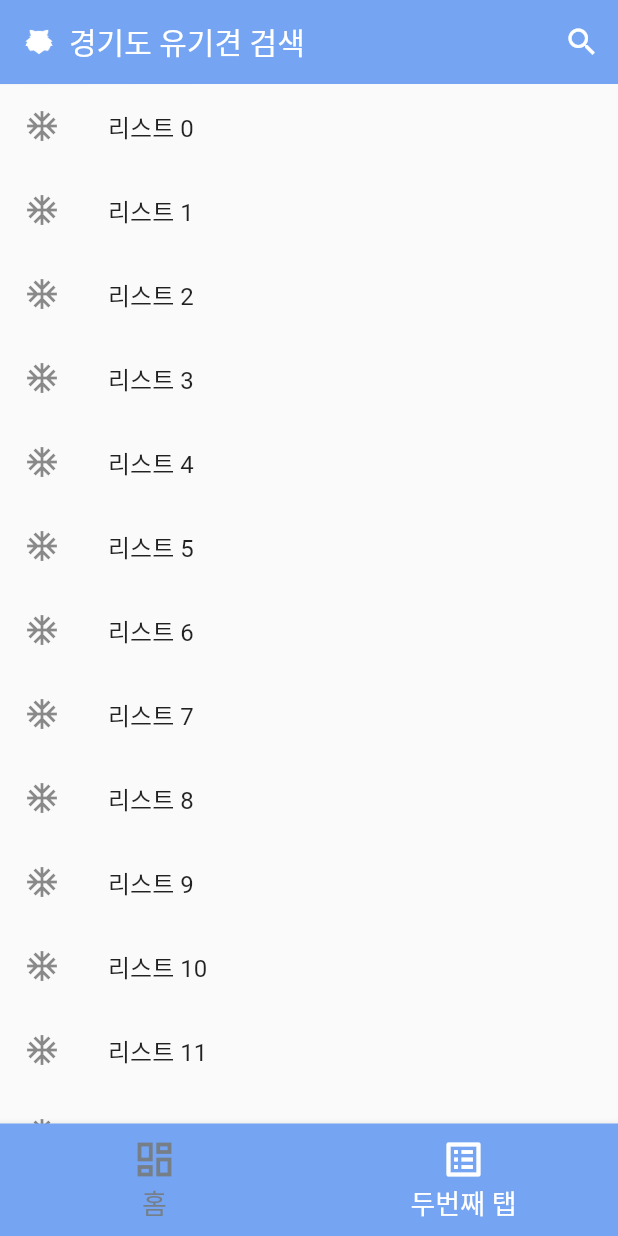
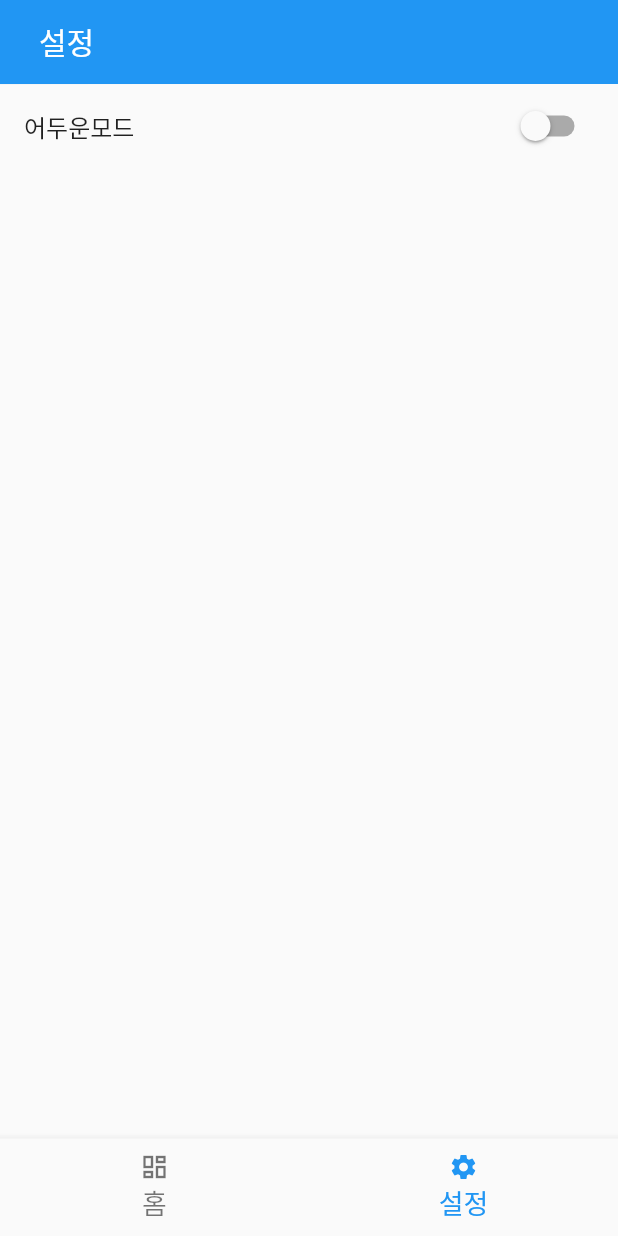
Before and after one commit to matebe12/animal_find_flutter, a Flutter app: the screen it shows after launch, item 2 of the bottom bar chosen, on a phone screen of 412 x 824 dp. Run offline on Flutter 3.47's test engine with Material 2 defaults, Android fonts, the phone set to English and light mode, and no system bars; our stand-ins replace dio, get, logger; missing offline and left inert: search_page; network calls fail; Roboto replaces fonts that are missing (NanumPen).

Commit message:
study 10al

```diff
--- a/lib/main.dart
+++ b/lib/main.dart
@@ -4,20 +4,22 @@ import 'package:get/get.dart';
 import 'package:flutter/material.dart';
 
 import 'view/FindScreen_GridView.dart';
-import 'view/FindScreen_ListView.dart';
+import 'view/Setting.dart';
 
 void main() {
   runApp(LayoutBuilder(
     builder: (context, constraints) {
       return GetMaterialApp(
+        debugShowCheckedModeBanner: false,
         home: Home(),
          getPages: [
         //   GetPage(name: '/find', page: () => FindScreen()),
         GetPage(name: '/readPage', page: () => FindRead()),
+        ],
+        theme: ThemeData.light(),
+        darkTheme: ThemeData.dark(),
+        title: '경기도 유기동물',
 
-        ],
-        theme: ThemeData(fontFamily: 'NanumPen'),
-        title: '경기도 유기동물',
       );
     },
   ));
@@ -29,7 +31,7 @@ class Home extends StatefulWidget {
 }
 
 class _HomeState extends State<Home>
-    with AutomaticKeepAliveClientMixin<Home> {
+    {
   List<Widget> _children = [
     FindScreenGridView(),
     FindScreenListView(),
@@ -45,7 +47,7 @@ class _HomeState extends State<Home>
   void dispose() {
     super.dispose();
   }
-
+  ///[changeMenu]  메뉴를 바꾼다. 인덱스와 현재 인덱스가 다를 경우에 큐에서 해당 인덱스를 지우고 마지막에 다시 추가한다.
   void changeMenu(int index) {
     if (index != currentIndex) {
       _navigationQueue.removeWhere((element) => element == index);
@@ -56,7 +58,7 @@ class _HomeState extends State<Home>
       print(_navigationQueue);
     }
   }
-
+  ///[_onWillPop] 뒤로가기를 누를시에 나타나는 이벤트 종료 할 것인지 한번 확인을 한다. 큐가 비어있을 때는 확인창. 큐에 데이터들이 남아있다면 마지막 인덱스부터 지운다.
   Future<bool> _onWillPop() async {
     //Navigator.of(context).pop();
     if (_navigationQueue.isEmpty) {
@@ -103,12 +105,7 @@ class _HomeState extends State<Home>
       bottomNavigationBar: Wrap(children: [
         WillPopScope(
           child: BottomNavigationBar(
-            backgroundColor: Color(0xFF74a4f2),
-            selectedLabelStyle: TextStyle(fontFamily: 'NanumPen'),
-            unselectedLabelStyle: TextStyle(fontFamily: 'NanumPen'),
             currentIndex: currentIndex,
-            selectedItemColor: Colors.white,
-            unselectedItemColor: Color(0xff767e88),
             type: BottomNavigationBarType.fixed,
             onTap: changeMenu,
             elevation: 5,
@@ -117,10 +114,9 @@ class _HomeState extends State<Home>
             unselectedFontSize: 18,
             items: [
               BottomNavigationBarItem(
-
-                  icon: Icon(Icons.dashboard_outlined), label: '홈', ),
+                  icon: Icon(Icons.dashboard_outlined, size: 20,), label: '홈',),
               BottomNavigationBarItem(
-                  icon: Icon(Icons.list_alt_outlined),label: '두번째 탭'),
+                  icon: Icon(Icons.settings, size: 20,),label: '설정'),
             ],
           ),
           onWillPop: _onWillPop,
@@ -128,8 +124,4 @@ class _HomeState extends State<Home>
       ]),
     );
   }
-
-  @override
-  // TODO: implement wantKeepAlive
-  bool get wantKeepAlive => true;
 }
--- a/lib/view/FindScreen_ListView.dart
+++ /dev/null
@@ -1,79 +0,0 @@
-import 'package:flutter/material.dart';
-import 'package:get/get.dart';
-
-class FindScreenListView extends StatefulWidget {
-  @override
-  _FindScreenListViewState createState() => _FindScreenListViewState();
-}
-
-class _FindScreenListViewState extends State<FindScreenListView> {
-  List<String> siList = [
-    '수원시',
-    '용인시',
-    '성남시',
-    '부천시',
-    '화성시',
-    '수원시',
-    '안산시',
-    '평택시',
-    '안양시',
-    '시흥시',
-    '김포시',
-    '광주시',
-    '광명시',
-    '군포시',
-    '하남시',
-    '오산시',
-    '이천시',
-    '안성시',
-    '의왕시',
-    '양평군',
-    '여주시',
-    '과천시',
-    '고양시',
-    '남양주시',
-    '파주시',
-    '의정부시',
-    '양주시',
-    '구리시',
-    '포천시',
-    '양평군',
-    '동두천시',
-    '가평군',
-    '연천군',
-    'tttt'
-  ];
-
-  @override
-  Widget build(BuildContext context) {
-    return Scaffold(
-        appBar: AppBar(
-          actions: [
-            IconButton(
-                icon: Icon(Icons.search_outlined),
-                onPressed: () {
-                  //showSearch(context: context, delegate: Search(siList));
-                })
-          ],
-          centerTitle: true,
-          title: Row(
-            children: [
-              ImageIcon(AssetImage('assets/icon/samoyed.png'),size: 20,),
-              SizedBox(width: 10,),
-              Text(
-                '경기도 유기견 검색',
-                style: TextStyle(fontFamily: 'NanumPen'),
-              ),
-            ],
-          ),
-          elevation: 0.1,
-          backgroundColor: Color(0xFF74a4f2),
-          automaticallyImplyLeading: true,
-        ),
-        body: ListView.builder(
-            itemCount: 20,
-            itemBuilder: (BuildContext ctx, index) {
-              return ListTile(title:Text('리스트 $index '), leading: Icon(Icons.ac_unit),);
-            }));
-  }
-}
--- /dev/null
+++ b/lib/view/Setting.dart
@@ -0,0 +1,49 @@
+import 'package:flutter/material.dart';
+import 'package:get/get.dart';
+
+class FindScreenListView extends StatefulWidget {
+  @override
+  _FindScreenListViewState createState() => _FindScreenListViewState();
+}
+
+class _FindScreenListViewState extends State<FindScreenListView> {
+  bool status = false;
+
+  @override
+  Widget build(BuildContext context) {
+    return Scaffold(
+      appBar: AppBar(
+        centerTitle: true,
+        title: Row(
+          children: [
+            SizedBox(
+              width: 10,
+            ),
+            Text(
+              '설정',
+            ),
+          ],
+        ),
+        elevation: 0.1,
+        automaticallyImplyLeading: true,
+      ),
+      body: Column(
+        children: [
+          SwitchListTile(
+              value: status,
+              title: Text('어두운모드'),
+              onChanged: (val) {
+                setState(() {
+                  status = val;
+                  if (Get.isDarkMode)
+                    Get.changeThemeMode(ThemeMode.light);
+                  else
+                    Get.changeThemeMode(ThemeMode.dark);
+                });
+              })
+
+        ],
+      ),
+    );
+  }
+}
--- a/pubspec.yaml
+++ b/pubspec.yaml
@@ -29,6 +29,7 @@ dependencies:
     get: ^3.24.0
     dio: ^3.0.10
     search_page: ^1.4.0+1
+    logger: ^0.9.4
 dev_dependencies:
     flutter_test:
         sdk: flutter
```
Also changed, not shown: lib/store/GetsStore.dart (+0 -11 lines), lib/util/Global.dart (+35 -0 lines), lib/util/Theme.dart (added, +12 -0 lines), lib/view/FindRead.dart (+68 -61 lines), lib/view/FindScreen_GridView.dart (+15 -46 lines), pubspec.lock.
